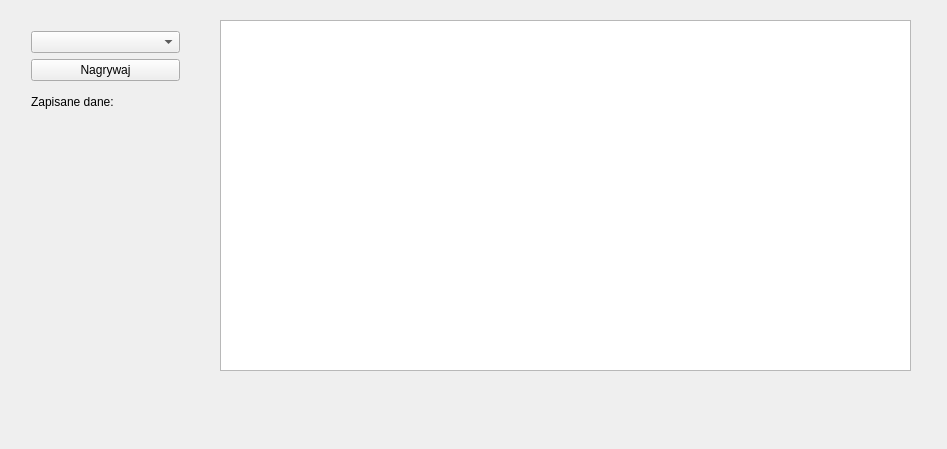
This is src/mainwindow.ui in sggw-inf-2015-2/kk as Qt 5 draws it before an edit. The edited form follows.
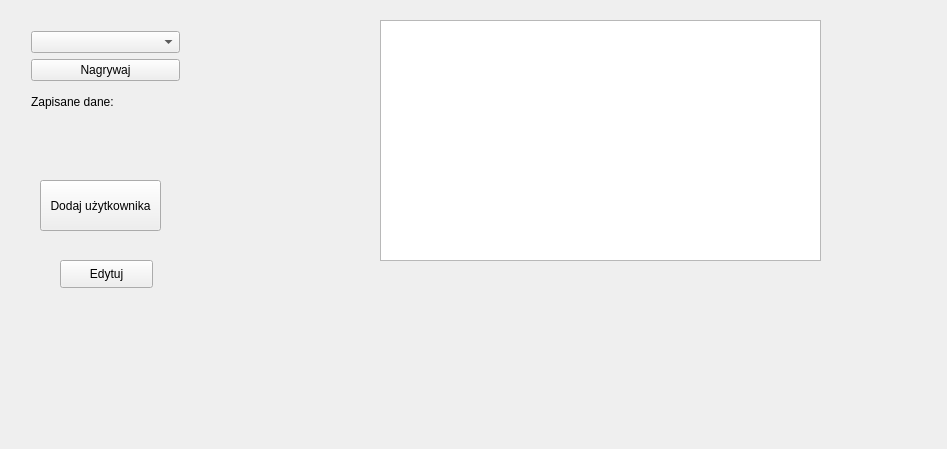
This is the edited form.

Commit message:
Created addUser dialog (#12)
* Create AddUserWindow

* Add EditUser

What changed in the file:
```diff
--- a/src/mainwindow.ui
+++ b/src/mainwindow.ui
@@ -14,17 +14,7 @@
    <string>Konkurs krzykaczy</string>
   </property>
   <widget class="QWidget" name="centralWidget">
-   <widget class="QTableView" name="tableView">
-    <property name="geometry">
-     <rect>
-      <x>220</x>
-      <y>20</y>
-      <width>691</width>
-      <height>351</height>
-     </rect>
-    </property>
-   </widget>
-   <widget class="QWidget" name="">
+   <widget class="QWidget" name="layoutWidget">
     <property name="geometry">
      <rect>
       <x>20</x>
@@ -64,6 +54,42 @@
      </item>
     </layout>
    </widget>
+   <widget class="QPushButton" name="AddUserButton">
+    <property name="geometry">
+     <rect>
+      <x>40</x>
+      <y>180</y>
+      <width>121</width>
+      <height>51</height>
+     </rect>
+    </property>
+    <property name="text">
+     <string>Dodaj użytkownika</string>
+    </property>
+   </widget>
+   <widget class="QTableWidget" name="AdminUserList">
+    <property name="geometry">
+     <rect>
+      <x>380</x>
+      <y>20</y>
+      <width>441</width>
+      <height>241</height>
+     </rect>
+    </property>
+   </widget>
+   <widget class="QPushButton" name="EditUserButton">
+    <property name="geometry">
+     <rect>
+      <x>60</x>
+      <y>260</y>
+      <width>93</width>
+      <height>28</height>
+     </rect>
+    </property>
+    <property name="text">
+     <string>Edytuj</string>
+    </property>
+   </widget>
   </widget>
   <widget class="QMenuBar" name="menuBar">
    <property name="geometry">
```
Left out of the diff: 2 changed lines with no effect on the pictures. The commit also changes 6 other files.
